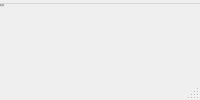
This is views/ui/main_language_window.ui in CocoMarck/Multi-Idioma_test as Qt 5 draws it before an edit. The edited form follows.
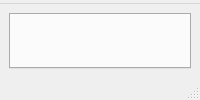
This is the edited form.

What changed in the file:
```diff
--- a/views/ui/main_language_window.ui
+++ b/views/ui/main_language_window.ui
@@ -15,6 +15,10 @@
  
   <!-- Widget central -->
   <widget class="QWidget" name="centralwidget">
+  
+   <layout class="QVBoxLayout" name="vbox_main"> <!-- Para centrar todo -->
+     
+    <item>
    <!-- Pestañas -->
    <widget class="QTabWidget" name="tab_widget">
     <property name="sizePolicy">
@@ -24,6 +28,9 @@
      </sizepolicy>
     </property>
    </widget>
+    </item>
+  
+   </layout> <!-- Para centrar todo -->
  
   </widget>
  </widget>
```
Lines whose indentation alone changed are shown as unchanged.
